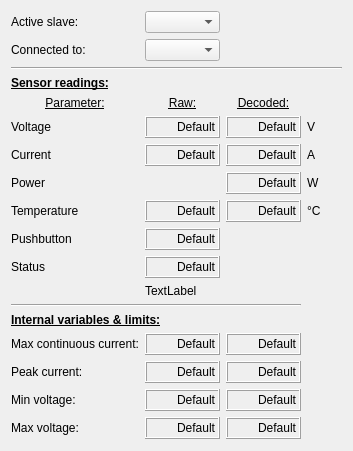
Old version of the form ui/w_battery.ui in the repository JFDuval/flexsea-plan.
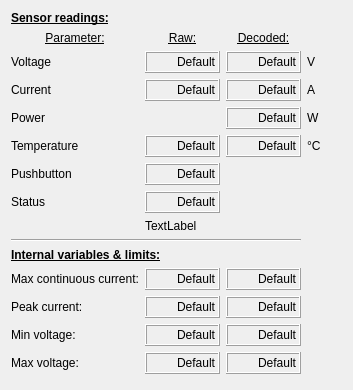
New version of the form.

Commit message: Battery board (connected to manage) can be displayed in GUI

Patch:
```diff
--- a/ui/w_battery.ui
+++ b/ui/w_battery.ui
@@ -7,7 +7,7 @@
     <x>0</x>
     <y>0</y>
     <width>340</width>
-    <height>451</height>
+    <height>390</height>
    </rect>
   </property>
   <property name="windowTitle">
@@ -16,68 +16,75 @@
   <layout class="QVBoxLayout" name="verticalLayout">
    <item>
     <layout class="QGridLayout" name="gridLayout">
-     <item row="11" column="1" colspan="3">
+     <item row="12" column="1">
+      <widget class="QLabel" name="dispIP">
+       <property name="minimumSize">
+        <size>
+         <width>75</width>
+         <height>22</height>
+        </size>
+       </property>
+       <property name="maximumSize">
+        <size>
+         <width>200</width>
+         <height>16777215</height>
+        </size>
+       </property>
+       <property name="baseSize">
+        <size>
+         <width>50</width>
+         <height>0</height>
+        </size>
+       </property>
+       <property name="autoFillBackground">
+        <bool>false</bool>
+       </property>
+       <property name="frameShape">
+        <enum>QFrame::Box</enum>
+       </property>
+       <property name="frameShadow">
+        <enum>QFrame::Raised</enum>
+       </property>
+       <property name="lineWidth">
+        <number>1</number>
+       </property>
+       <property name="text">
+        <string>Default</string>
+       </property>
+       <property name="alignment">
+        <set>Qt::AlignRight|Qt::AlignTrailing|Qt::AlignVCenter</set>
+       </property>
+      </widget>
+     </item>
+     <item row="8" column="1" colspan="3">
       <widget class="QLabel" name="labelStatus">
        <property name="text">
         <string>TextLabel</string>
        </property>
       </widget>
      </item>
-     <item row="15" column="1">
-      <widget class="QLabel" name="dispIP">
-       <property name="minimumSize">
-        <size>
-         <width>75</width>
-         <height>22</height>
-        </size>
-       </property>
-       <property name="maximumSize">
-        <size>
-         <width>200</width>
-         <height>16777215</height>
-        </size>
-       </property>
-       <property name="baseSize">
-        <size>
-         <width>50</width>
-         <height>0</height>
-        </size>
-       </property>
-       <property name="autoFillBackground">
-        <bool>false</bool>
-       </property>
-       <property name="frameShape">
-        <enum>QFrame::Box</enum>
-       </property>
-       <property name="frameShadow">
-        <enum>QFrame::Raised</enum>
-       </property>
-       <property name="lineWidth">
-        <number>1</number>
-       </property>
+     <item row="13" column="0">
+      <widget class="QLabel" name="label_16">
        <property name="text">
-        <string>Default</string>
+        <string>Min voltage:</string>
        </property>
-       <property name="alignment">
-        <set>Qt::AlignRight|Qt::AlignTrailing|Qt::AlignVCenter</set>
-       </property>
       </widget>
      </item>
-     <item row="2" column="0" colspan="4">
-      <widget class="Line" name="line_2">
-       <property name="orientation">
-        <enum>Qt::Horizontal</enum>
+     <item row="12" column="0">
+      <widget class="QLabel" name="label_17">
+       <property name="text">
+        <string>Peak current:</string>
        </property>
       </widget>
      </item>
-     <item row="17" column="0">
+     <item row="14" column="0">
       <widget class="QLabel" name="label_15">
        <property name="text">
         <string>Max voltage:</string>
        </property>
       </widget>
      </item>
-     <item row="9" column="1">
+     <item row="6" column="1">
       <widget class="QLabel" name="dispPB">
        <property name="minimumSize">
         <size>
@@ -117,21 +124,7 @@
        </property>
       </widget>
      </item>
-     <item row="15" column="0">
-      <widget class="QLabel" name="label_17">
-       <property name="text">
-        <string>Peak current:</string>
-       </property>
-      </widget>
-     </item>
-     <item row="16" column="0">
-      <widget class="QLabel" name="label_16">
-       <property name="text">
-        <string>Min voltage:</string>
-       </property>
-      </widget>
-     </item>
-     <item row="7" column="3">
+     <item row="4" column="3">
       <widget class="QLabel" name="label_11">
        <property name="minimumSize">
         <size>
@@ -144,14 +137,14 @@
        </property>
       </widget>
      </item>
-     <item row="9" column="0">
+     <item row="6" column="0">
       <widget class="QLabel" name="label_6">
        <property name="text">
         <string>Pushbutton</string>
        </property>
       </widget>
      </item>
-     <item row="4" column="1">
+     <item row="1" column="1">
       <widget class="QLabel" name="label">
        <property name="minimumSize">
         <size>
@@ -164,7 +157,7 @@
        </property>
       </widget>
      </item>
-     <item row="14" column="1">
+     <item row="11" column="1">
       <widget class="QLabel" name="dispICont">
        <property name="minimumSize">
         <size>
@@ -204,14 +197,21 @@
        </property>
       </widget>
      </item>
-     <item row="6" column="0">
+     <item row="3" column="0">
       <widget class="QLabel" name="label_3">
        <property name="text">
         <string>Current</string>
        </property>
       </widget>
      </item>
-     <item row="4" column="2">
+     <item row="4" column="0">
+      <widget class="QLabel" name="label_5">
+       <property name="text">
+        <string>Power</string>
+       </property>
+      </widget>
+     </item>
+     <item row="1" column="2">
       <widget class="QLabel" name="label_2">
        <property name="minimumSize">
         <size>
@@ -224,58 +224,41 @@
        </property>
       </widget>
      </item>
-     <item row="5" column="0">
+     <item row="2" column="0">
       <widget class="QLabel" name="label_4">
        <property name="text">
         <string>Voltage</string>
        </property>
       </widget>
      </item>
+     <item row="2" column="3">
+      <widget class="QLabel" name="label_9">
+       <property name="minimumSize">
+        <size>
+         <width>35</width>
+         <height>0</height>
+        </size>
+       </property>
+       <property name="text">
+        <string>V</string>
+       </property>
+      </widget>
+     </item>
      <item row="7" column="0">
-      <widget class="QLabel" name="label_5">
-       <property name="text">
-        <string>Power</string>
-       </property>
-      </widget>
-     </item>
-     <item row="10" column="0">
       <widget class="QLabel" name="label_7">
        <property name="text">
         <string>Status</string>
        </property>
       </widget>
      </item>
-     <item row="12" column="0" colspan="3">
+     <item row="9" column="0" colspan="3">
       <widget class="Line" name="line">
        <property name="orientation">
         <enum>Qt::Horizontal</enum>
        </property>
       </widget>
      </item>
-     <item row="5" column="3">
-      <widget class="QLabel" name="label_9">
-       <property name="minimumSize">
-        <size>
-         <width>35</width>
-         <height>0</height>
-        </size>
-       </property>
-       <property name="text">
-        <string>V</string>
-       </property>
-      </widget>
-     </item>
-     <item row="1" column="0">
-      <widget class="QLabel" name="label_13">
-       <property name="text">
-        <string>Connected to:</string>
-       </property>
-      </widget>
-     </item>
-     <item row="0" column="1">
-      <widget class="QComboBox" name="comboBox_slave"/>
-     </item>
-     <item row="6" column="3">
+     <item row="3" column="3">
       <widget class="QLabel" name="label_10">
        <property name="minimumSize">
         <size>
@@ -288,47 +271,7 @@
        </property>
       </widget>
      </item>
-     <item row="16" column="2">
-      <widget class="QLabel" name="dispVminD">
-       <property name="minimumSize">
-        <size>
-         <width>75</width>
-         <height>22</height>
-        </size>
-       </property>
-       <property name="maximumSize">
-        <size>
-         <width>200</width>
-         <height>16777215</height>
-        </size>
-       </property>
-       <property name="baseSize">
-        <size>
-         <width>50</width>
-         <height>0</height>
-        </size>
-       </property>
-       <property name="autoFillBackground">
-        <bool>false</bool>
-       </property>
-       <property name="frameShape">
-        <enum>QFrame::Box</enum>
-       </property>
-       <property name="frameShadow">
-        <enum>QFrame::Raised</enum>
-       </property>
-       <property name="lineWidth">
-        <number>1</number>
-       </property>
-       <property name="text">
-        <string>Default</string>
-       </property>
-       <property name="alignment">
-        <set>Qt::AlignRight|Qt::AlignTrailing|Qt::AlignVCenter</set>
-       </property>
-      </widget>
-     </item>
-     <item row="17" column="2">
+     <item row="14" column="2">
       <widget class="QLabel" name="dispVmaxD">
        <property name="minimumSize">
         <size>
@@ -368,22 +311,15 @@
        </property>
       </widget>
      </item>
-     <item row="3" column="0" colspan="2">
+     <item row="0" column="0" colspan="2">
       <widget class="QLabel" name="label_18">
        <property name="text">
         <string>&lt;html&gt;&lt;head/&gt;&lt;body&gt;&lt;p&gt;&lt;span style=&quot; font-weight:600; text-decoration: underline;&quot;&gt;Sensor readings:&lt;/span&gt;&lt;/p&gt;&lt;/body&gt;&lt;/html&gt;</string>
        </property>
       </widget>
      </item>
-     <item row="0" column="0">
-      <widget class="QLabel" name="label_12">
-       <property name="text">
-        <string>Active slave:</string>
-       </property>
-      </widget>
-     </item>
-     <item row="10" column="1">
-      <widget class="QLabel" name="dispStatus1">
+     <item row="13" column="2">
+      <widget class="QLabel" name="dispVminD">
        <property name="minimumSize">
         <size>
          <width>75</width>
@@ -422,28 +358,68 @@
        </property>
       </widget>
      </item>
-     <item row="13" column="0" colspan="2">
+     <item row="10" column="0" colspan="2">
       <widget class="QLabel" name="label_8">
        <property name="text">
         <string>&lt;html&gt;&lt;head/&gt;&lt;body&gt;&lt;p&gt;&lt;span style=&quot; font-weight:600; text-decoration: underline;&quot;&gt;Internal variables &amp;amp; limits:&lt;/span&gt;&lt;/p&gt;&lt;/body&gt;&lt;/html&gt;</string>
        </property>
       </widget>
      </item>
-     <item row="4" column="0">
+     <item row="1" column="0">
       <widget class="QLabel" name="label_19">
        <property name="text">
         <string>&lt;html&gt;&lt;head/&gt;&lt;body&gt;&lt;p align=&quot;center&quot;&gt;&lt;span style=&quot; text-decoration: underline;&quot;&gt;Parameter:&lt;/span&gt;&lt;/p&gt;&lt;/body&gt;&lt;/html&gt;</string>
        </property>
       </widget>
      </item>
-     <item row="14" column="0">
+     <item row="11" column="0">
       <widget class="QLabel" name="label_14">
        <property name="text">
         <string>Max continuous current:</string>
        </property>
       </widget>
      </item>
-     <item row="5" column="2">
+     <item row="7" column="1">
+      <widget class="QLabel" name="dispStatus1">
+       <property name="minimumSize">
+        <size>
+         <width>75</width>
+         <height>22</height>
+        </size>
+       </property>
+       <property name="maximumSize">
+        <size>
+         <width>200</width>
+         <height>16777215</height>
+        </size>
+       </property>
+       <property name="baseSize">
+        <size>
+         <width>50</width>
+         <height>0</height>
+        </size>
+       </property>
+       <property name="autoFillBackground">
+        <bool>false</bool>
+       </property>
+       <property name="frameShape">
+        <enum>QFrame::Box</enum>
+       </property>
+       <property name="frameShadow">
+        <enum>QFrame::Raised</enum>
+       </property>
+       <property name="lineWidth">
+        <number>1</number>
+       </property>
+       <property name="text">
+        <string>Default</string>
+       </property>
+       <property name="alignment">
+        <set>Qt::AlignRight|Qt::AlignTrailing|Qt::AlignVCenter</set>
+       </property>
+      </widget>
+     </item>
+     <item row="2" column="2">
       <widget class="QLabel" name="dispVd">
        <property name="minimumSize">
         <size>
@@ -483,7 +459,7 @@
        </property>
       </widget>
      </item>
-     <item row="5" column="1">
+     <item row="2" column="1">
       <widget class="QLabel" name="dispV">
        <property name="minimumSize">
         <size>
@@ -523,7 +499,7 @@
        </property>
       </widget>
      </item>
-     <item row="7" column="2">
+     <item row="4" column="2">
       <widget class="QLabel" name="dispPd">
        <property name="minimumSize">
         <size>
@@ -563,7 +539,7 @@
        </property>
       </widget>
      </item>
-     <item row="6" column="1">
+     <item row="3" column="1">
       <widget class="QLabel" name="dispI">
        <property name="minimumSize">
         <size>
@@ -603,50 +579,7 @@
        </property>
       </widget>
      </item>
-     <item row="6" column="2">
-      <widget class="QLabel" name="dispId">
-       <property name="minimumSize">
-        <size>
-         <width>75</width>
-         <height>22</height>
-        </size>
-       </property>
-       <property name="maximumSize">
-        <size>
-         <width>200</width>
-         <height>16777215</height>
-        </size>
-       </property>
-       <property name="baseSize">
-        <size>
-         <width>50</width>
-         <height>0</height>
-        </size>
-       </property>
-       <property name="autoFillBackground">
-        <bool>false</bool>
-       </property>
-       <property name="frameShape">
-        <enum>QFrame::Box</enum>
-       </property>
-       <property name="frameShadow">
-        <enum>QFrame::Raised</enum>
-       </property>
-       <property name="lineWidth">
-        <number>1</number>
-       </property>
-       <property name="text">
-        <string>Default</string>
-       </property>
-       <property name="alignment">
-        <set>Qt::AlignRight|Qt::AlignTrailing|Qt::AlignVCenter</set>
-       </property>
-      </widget>
-     </item>
-     <item row="1" column="1">
-      <widget class="QComboBox" name="comboBox_slaveM"/>
-     </item>
-     <item row="14" column="2">
+     <item row="11" column="2">
       <widget class="QLabel" name="dispIContD">
        <property name="minimumSize">
         <size>
@@ -686,7 +619,7 @@
        </property>
       </widget>
      </item>
-     <item row="15" column="2">
+     <item row="12" column="2">
       <widget class="QLabel" name="dispIPD">
        <property name="minimumSize">
         <size>
@@ -726,7 +659,47 @@
        </property>
       </widget>
      </item>
-     <item row="16" column="1">
+     <item row="3" column="2">
+      <widget class="QLabel" name="dispId">
+       <property name="minimumSize">
+        <size>
+         <width>75</width>
+         <height>22</height>
+        </size>
+       </property>
+       <property name="maximumSize">
+        <size>
+         <width>200</width>
+         <height>16777215</height>
+        </size>
+       </property>
+       <property name="baseSize">
+        <size>
+         <width>50</width>
+         <height>0</height>
+        </size>
+       </property>
+       <property name="autoFillBackground">
+        <bool>false</bool>
+       </property>
+       <property name="frameShape">
+        <enum>QFrame::Box</enum>
+       </property>
+       <property name="frameShadow">
+        <enum>QFrame::Raised</enum>
+       </property>
+       <property name="lineWidth">
+        <number>1</number>
+       </property>
+       <property name="text">
+        <string>Default</string>
+       </property>
+       <property name="alignment">
+        <set>Qt::AlignRight|Qt::AlignTrailing|Qt::AlignVCenter</set>
+       </property>
+      </widget>
+     </item>
+     <item row="13" column="1">
       <widget class="QLabel" name="dispVmin">
        <property name="minimumSize">
         <size>
@@ -766,7 +739,7 @@
        </property>
       </widget>
      </item>
-     <item row="17" column="1">
+     <item row="14" column="1">
       <widget class="QLabel" name="dispVmax">
        <property name="minimumSize">
         <size>
@@ -806,54 +779,54 @@
        </property>
       </widget>
      </item>
-     <item row="8" column="0">
+     <item row="5" column="1">
+      <widget class="QLabel" name="dispTemp">
+       <property name="minimumSize">
+        <size>
+         <width>75</width>
+         <height>22</height>
+        </size>
+       </property>
+       <property name="maximumSize">
+        <size>
+         <width>200</width>
+         <height>16777215</height>
+        </size>
+       </property>
+       <property name="baseSize">
+        <size>
+         <width>50</width>
+         <height>0</height>
+        </size>
+       </property>
+       <property name="autoFillBackground">
+        <bool>false</bool>
+       </property>
+       <property name="frameShape">
+        <enum>QFrame::Box</enum>
+       </property>
+       <property name="frameShadow">
+        <enum>QFrame::Raised</enum>
+       </property>
+       <property name="lineWidth">
+        <number>1</number>
+       </property>
+       <property name="text">
+        <string>Default</string>
+       </property>
+       <property name="alignment">
+        <set>Qt::AlignRight|Qt::AlignTrailing|Qt::AlignVCenter</set>
+       </property>
+      </widget>
+     </item>
+     <item row="5" column="0">
       <widget class="QLabel" name="label_20">
        <property name="text">
         <string>Temperature</string>
        </property>
       </widget>
      </item>
-     <item row="8" column="1">
-      <widget class="QLabel" name="dispTemp">
-       <property name="minimumSize">
-        <size>
-         <width>75</width>
-         <height>22</height>
-        </size>
-       </property>
-       <property name="maximumSize">
-        <size>
-         <width>200</width>
-         <height>16777215</height>
-        </size>
-       </property>
-       <property name="baseSize">
-        <size>
-         <width>50</width>
-         <height>0</height>
-        </size>
-       </property>
-       <property name="autoFillBackground">
-        <bool>false</bool>
-       </property>
-       <property name="frameShape">
-        <enum>QFrame::Box</enum>
-       </property>
-       <property name="frameShadow">
-        <enum>QFrame::Raised</enum>
-       </property>
-       <property name="lineWidth">
-        <number>1</number>
-       </property>
-       <property name="text">
-        <string>Default</string>
-       </property>
-       <property name="alignment">
-        <set>Qt::AlignRight|Qt::AlignTrailing|Qt::AlignVCenter</set>
-       </property>
-      </widget>
-     </item>
-     <item row="8" column="2">
+     <item row="5" column="2">
       <widget class="QLabel" name="dispTempD">
        <property name="minimumSize">
         <size>
@@ -893,7 +866,7 @@
        </property>
       </widget>
      </item>
-     <item row="8" column="3">
+     <item row="5" column="3">
       <widget class="QLabel" name="label_21">
        <property name="minimumSize">
         <size>
```
The commit also changes 4 other files.
